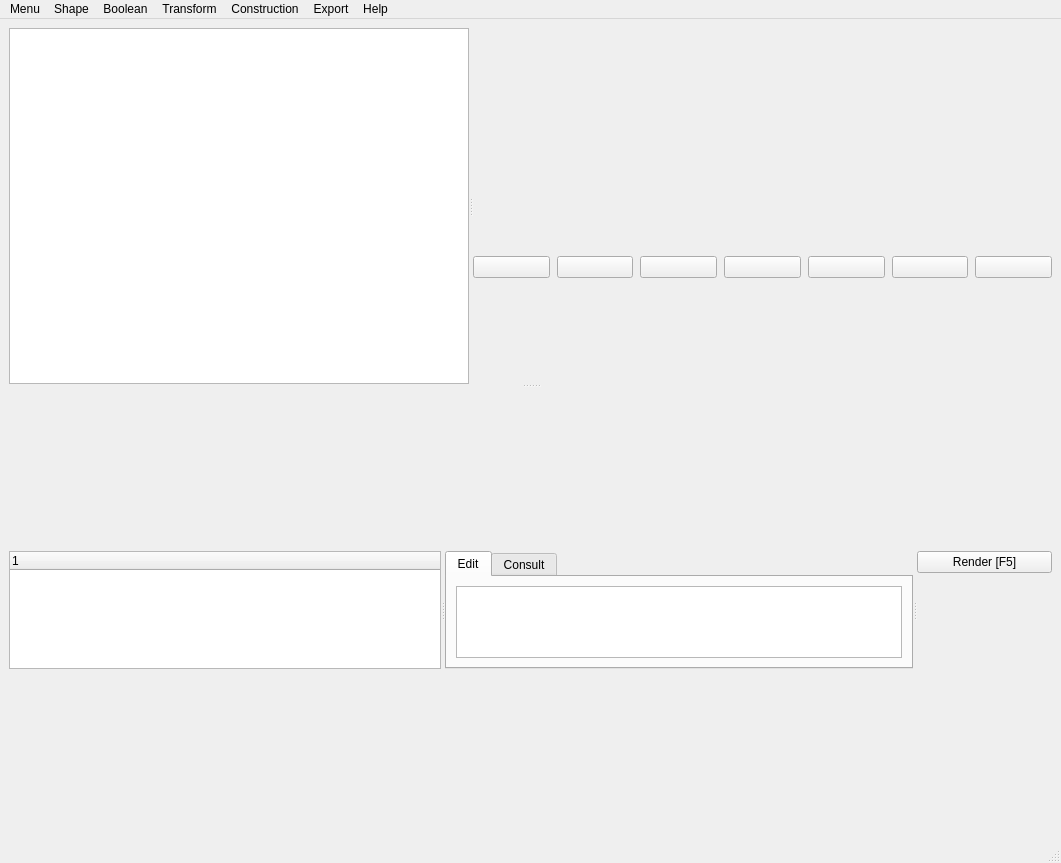
Above: poccad.ui from Tanneguydv/poccad before the change. Below: the same form after it.
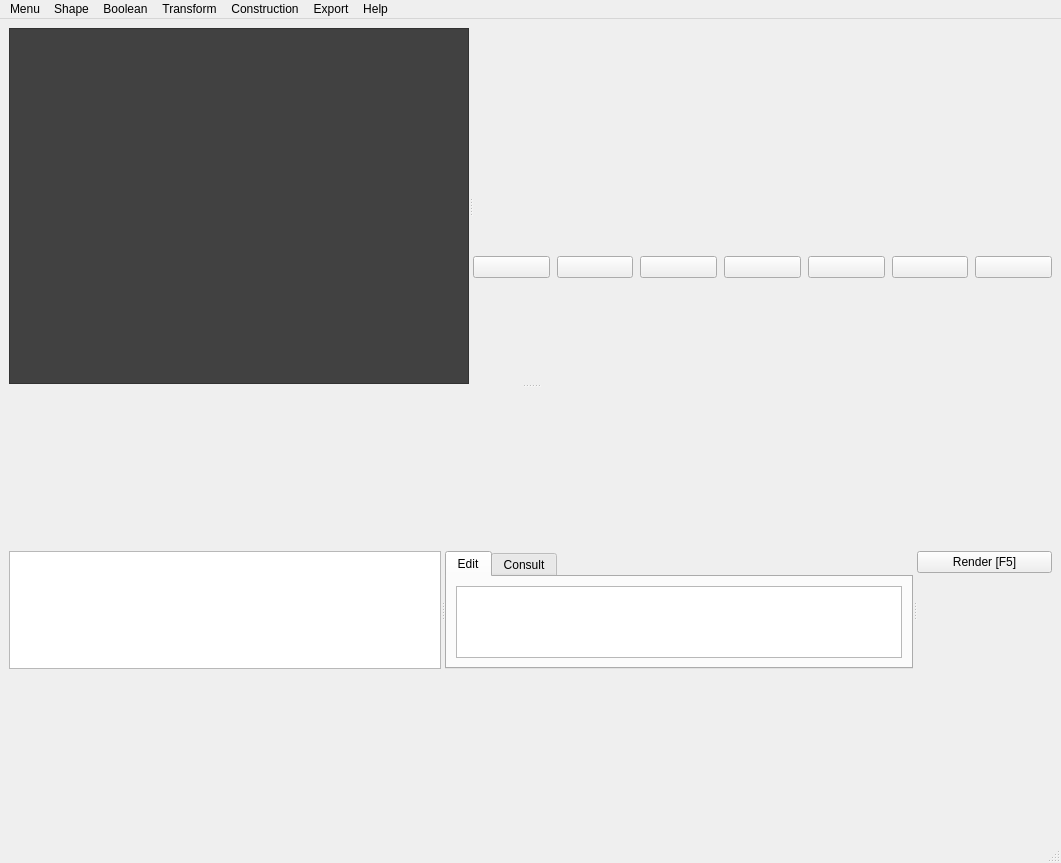
That is the form after the change. The open tabs and pages were chosen to show the change. Icons and pictures are not drawn. Custom widgets are drawn as their Qt base class.

Diff of the .ui file:
```diff
--- a/poccad.ui
+++ b/poccad.ui
@@ -44,10 +44,144 @@
              <widget class="QPlainTextEdit" name="output">
               <property name="sizePolicy">
                <sizepolicy hsizetype="Preferred" vsizetype="Expanding">
-                <horstretch>0</horstretch>
-                <verstretch>1</verstretch>
+                <horstretch>10</horstretch>
+                <verstretch>0</verstretch>
                </sizepolicy>
               </property>
+              <property name="palette">
+               <palette>
+                <active>
+                 <colorrole role="Button">
+                  <brush brushstyle="SolidPattern">
+                   <color alpha="255">
+                    <red>65</red>
+                    <green>65</green>
+                    <blue>65</blue>
+                   </color>
+                  </brush>
+                 </colorrole>
+                 <colorrole role="Text">
+                  <brush brushstyle="SolidPattern">
+                   <color alpha="255">
+                    <red>255</red>
+                    <green>255</green>
+                    <blue>255</blue>
+                   </color>
+                  </brush>
+                 </colorrole>
+                 <colorrole role="Base">
+                  <brush brushstyle="SolidPattern">
+                   <color alpha="255">
+                    <red>65</red>
+                    <green>65</green>
+                    <blue>65</blue>
+                   </color>
+                  </brush>
+                 </colorrole>
+                 <colorrole role="Window">
+                  <brush brushstyle="SolidPattern">
+                   <color alpha="255">
+                    <red>65</red>
+                    <green>65</green>
+                    <blue>65</blue>
+                   </color>
+                  </brush>
+                 </colorrole>
+                </active>
+                <inactive>
+                 <colorrole role="Button">
+                  <brush brushstyle="SolidPattern">
+                   <color alpha="255">
+                    <red>65</red>
+                    <green>65</green>
+                    <blue>65</blue>
+                   </color>
+                  </brush>
+                 </colorrole>
+                 <colorrole role="Text">
+                  <brush brushstyle="SolidPattern">
+                   <color alpha="255">
+                    <red>255</red>
+                    <green>255</green>
+                    <blue>255</blue>
+                   </color>
+                  </brush>
+                 </colorrole>
+                 <colorrole role="Base">
+                  <brush brushstyle="SolidPattern">
+                   <color alpha="255">
+                    <red>65</red>
+                    <green>65</green>
+                    <blue>65</blue>
+                   </color>
+                  </brush>
+                 </colorrole>
+                 <colorrole role="Window">
+                  <brush brushstyle="SolidPattern">
+                   <color alpha="255">
+                    <red>65</red>
+                    <green>65</green>
+                    <blue>65</blue>
+                   </color>
+                  </brush>
+                 </colorrole>
+                </inactive>
+                <disabled>
+                 <colorrole role="Button">
+                  <brush brushstyle="SolidPattern">
+                   <color alpha="255">
+                    <red>65</red>
+                    <green>65</green>
+                    <blue>65</blue>
+                   </color>
+                  </brush>
+                 </colorrole>
+                 <colorrole role="Text">
+                  <brush brushstyle="SolidPattern">
+                   <color alpha="255">
+                    <red>120</red>
+                    <green>120</green>
+                    <blue>120</blue>
+                   </color>
+                  </brush>
+                 </colorrole>
+                 <colorrole role="Base">
+                  <brush brushstyle="SolidPattern">
+                   <color alpha="255">
+                    <red>65</red>
+                    <green>65</green>
+                    <blue>65</blue>
+                   </color>
+                  </brush>
+                 </colorrole>
+                 <colorrole role="Window">
+                  <brush brushstyle="SolidPattern">
+                   <color alpha="255">
+                    <red>65</red>
+                    <green>65</green>
+                    <blue>65</blue>
+                   </color>
+                  </brush>
+                 </colorrole>
+                </disabled>
+               </palette>
+              </property>
+              <property name="font">
+               <font>
+                <family>Consolas</family>
+                <pointsize>9</pointsize>
+                <weight>50</weight>
+                <italic>false</italic>
+                <bold>false</bold>
+               </font>
+              </property>
+              <property name="styleSheet">
+               <string notr="true">background-color:rgb(65, 65, 65);
+font: 9pt &quot;Consolas&quot;;</string>
+              </property>
+              <property name="plainText">
+               <string/>
+              </property>
               <property name="overwriteMode">
                <bool>false</bool>
               </property>
@@ -177,6 +311,12 @@
        <layout class="QHBoxLayout" name="horizontalLayout_7">
         <item>
          <widget class="QSplitter" name="splitter">
+          <property name="sizePolicy">
+           <sizepolicy hsizetype="Expanding" vsizetype="Preferred">
+            <horstretch>0</horstretch>
+            <verstretch>20</verstretch>
+           </sizepolicy>
+          </property>
           <property name="orientation">
            <enum>Qt::Horizontal</enum>
           </property>
@@ -202,6 +342,9 @@
               <property name="indentation">
                <number>15</number>
               </property>
+              <property name="headerHidden">
+               <bool>true</bool>
+              </property>
              </widget>
             </item>
            </layout>
```
Left out of the diff: 50 changed lines with no effect on the pictures.
